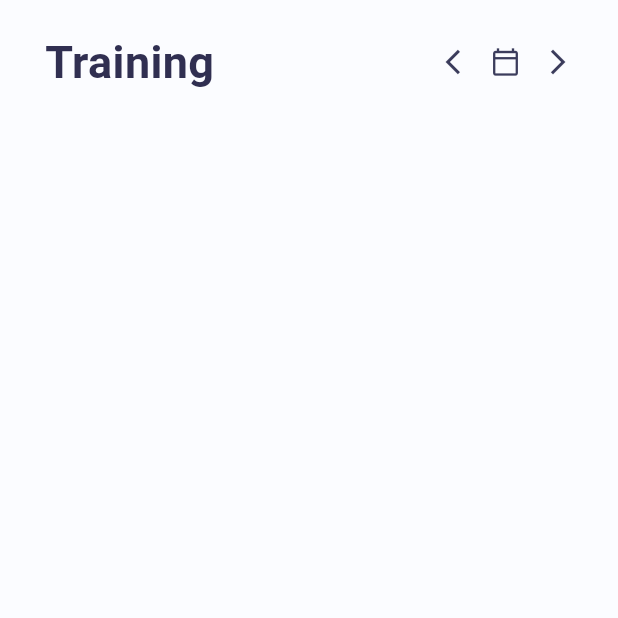
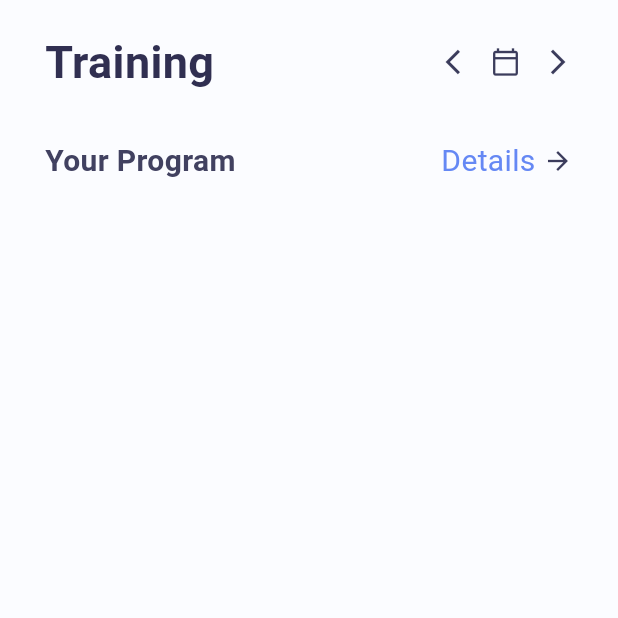
Before and after one commit to mmohammadmfallahm02/training_app, a Flutter app: the screen it shows after launch, on a phone screen of 412 x 824 dp, the top half of it. Run offline on Flutter 3.47's test engine with Material 2 defaults, Android fonts, the phone set to English and light mode, and no system bars; our stand-ins replace get.

Commit message:
create detail row homepage

```diff
--- a/lib/home_page.dart
+++ b/lib/home_page.dart
@@ -45,6 +45,36 @@ class HomePage extends StatelessWidget {
                   color: AppColor.homePageIcons,
                 ),
               ],
+            ),
+            const SizedBox(
+              height: 30,
+            ),
+            Row(
+              children: [
+                Text(
+                  'Your Program',
+                  style: TextStyle(
+                      fontSize: 20,
+                      color: AppColor.homePageSubtitle,
+                      fontWeight: FontWeight.w700),
+                ),
+                const Spacer(),
+                Text(
+                  'Details',
+                  style: TextStyle(
+                    fontSize: 20,
+                    color: AppColor.homePageDetail,
+                  ),
+                ),
+                const SizedBox(
+                  width: 5,
+                ),
+                Icon(
+                  Icons.arrow_forward,
+                  size: 20,
+                  color: AppColor.homePageIcons,
+                )
+              ],
             )
           ],
         )),
```
